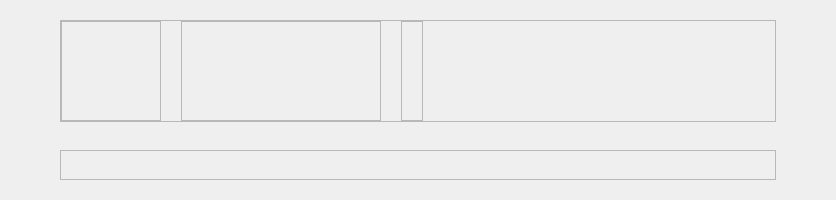
Qt form CaX/widget/formTop/infobrowser.ui (fsest4u/CaX_03) before a commit.
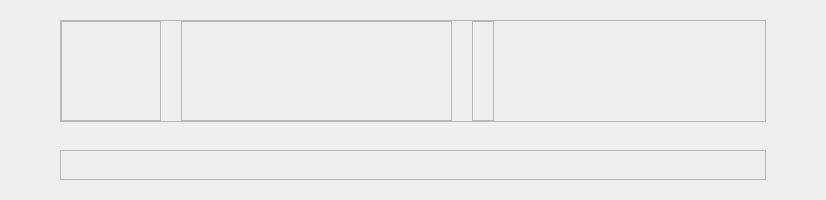
The same form after that commit. Custom widgets are drawn as their Qt base class.

```diff
--- a/CaX/widget/formTop/infobrowser.ui
+++ b/CaX/widget/formTop/infobrowser.ui
@@ -6,7 +6,7 @@
    <rect>
     <x>0</x>
     <y>0</y>
-    <width>836</width>
+    <width>826</width>
     <height>200</height>
    </rect>
   </property>
@@ -100,6 +100,12 @@
       </item>
       <item>
        <widget class="QFrame" name="frameFormTitle">
+        <property name="sizePolicy">
+         <sizepolicy hsizetype="Expanding" vsizetype="Preferred">
+          <horstretch>0</horstretch>
+          <verstretch>0</verstretch>
+         </sizepolicy>
+        </property>
         <property name="minimumSize">
          <size>
           <width>200</width>
@@ -108,7 +114,7 @@
         </property>
         <property name="maximumSize">
          <size>
-          <width>200</width>
+          <width>16777215</width>
           <height>16777215</height>
          </size>
         </property>
@@ -149,7 +155,7 @@
 }</string>
            </property>
            <property name="text">
-            <string> </string>
+            <string/>
            </property>
           </widget>
          </item>
@@ -168,7 +174,7 @@
 }</string>
            </property>
            <property name="text">
-            <string> </string>
+            <string/>
            </property>
           </widget>
          </item>
@@ -207,6 +213,9 @@
         <property name="orientation">
          <enum>Qt::Horizontal</enum>
         </property>
+        <property name="sizeType">
+         <enum>QSizePolicy::Expanding</enum>
+        </property>
         <property name="sizeHint" stdset="0">
          <size>
           <width>40</width>
```
